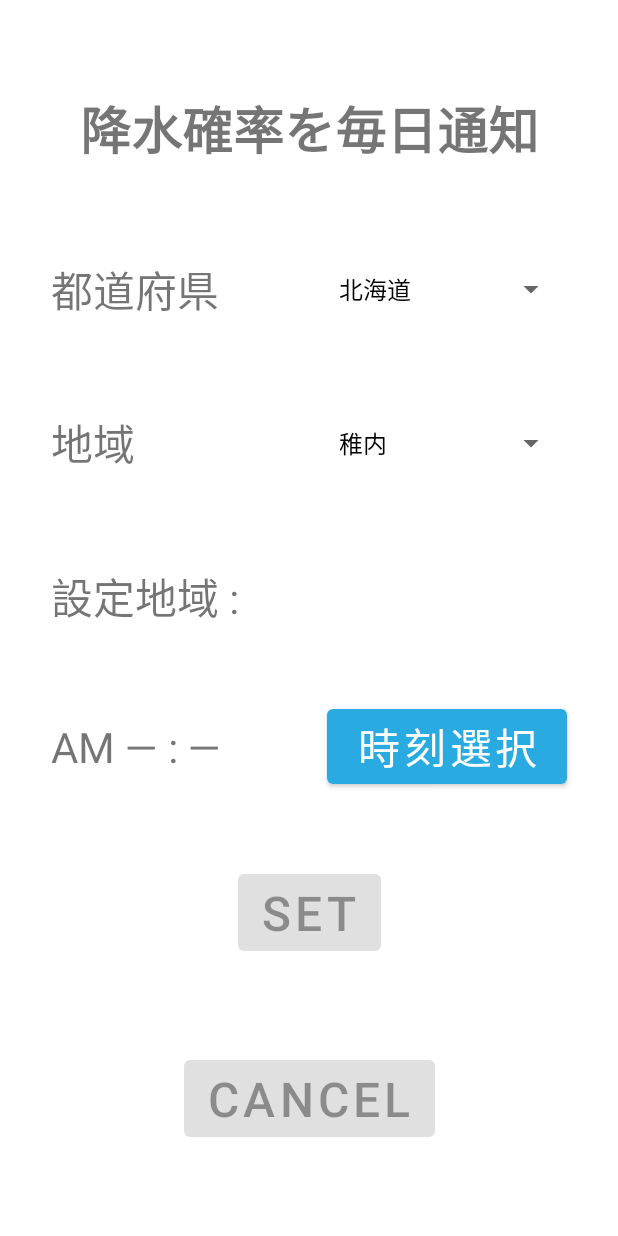
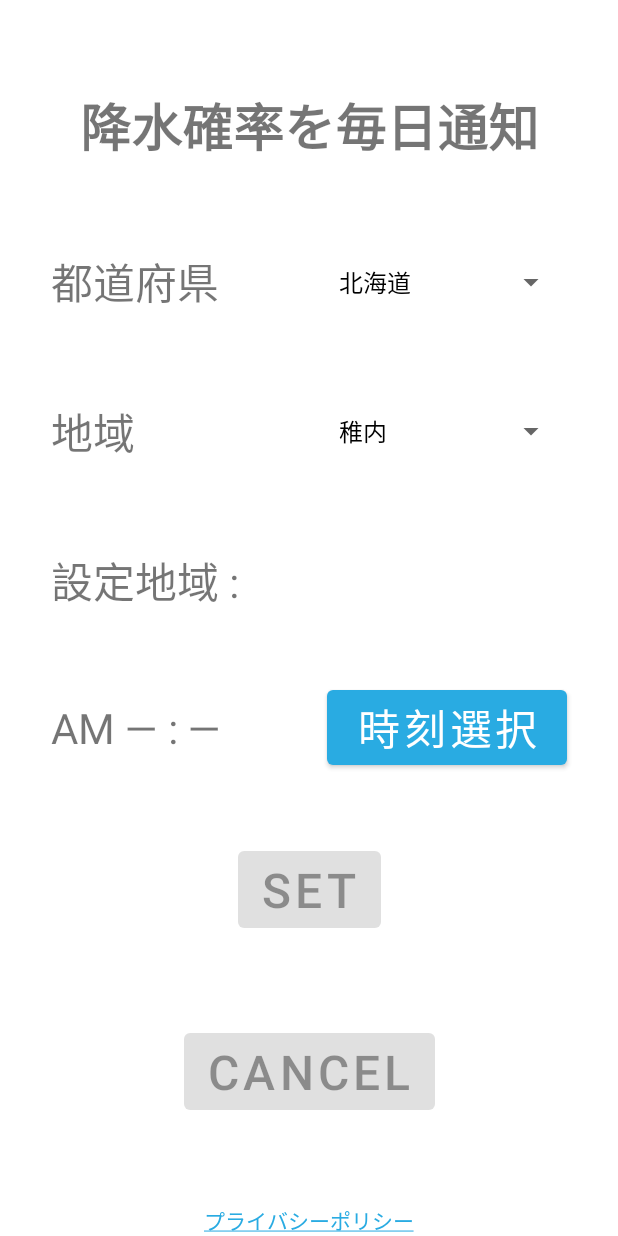
Before and after one commit to izm-o/UmbrellaApp, an Android app: the screen it shows after launch (MainActivity), on a phone screen of 412 x 824 dp. Run offline under Robolectric (Android 15) with nearby library versions, the phone set to English and light mode, and no system bars.

Commit message:
プライバシーポリシーのリンクを追加。付随してthemes.xml内のカラー変更。

```diff
--- a/app/src/main/java/io/github/izm_o/umbrellaapp/MainActivity.kt
+++ b/app/src/main/java/io/github/izm_o/umbrellaapp/MainActivity.kt
@@ -9,6 +9,7 @@ import android.content.Intent
 import android.os.Build
 import androidx.appcompat.app.AppCompatActivity
 import android.os.Bundle
+import android.text.method.LinkMovementMethod
 import android.view.View
 import android.widget.*
 import io.github.izm_o.umbrellaapp.databinding.ActivityMainBinding
@@ -48,6 +49,9 @@ class MainActivity : AppCompatActivity(), AdapterView.OnItemSelectedListener {
         )
         binding.spinner1.adapter = adapter1
         binding.spinner1.onItemSelectedListener = this
+
+        //プライバシーポリシーのリンク
+        binding.privacyPolicy.movementMethod = LinkMovementMethod.getInstance()
 
         //アプリ終了時に保存したデータの呼び出し
         val sharedPref = getSharedPreferences(
--- a/app/src/main/res/layout/activity_main.xml
+++ b/app/src/main/res/layout/activity_main.xml
@@ -134,10 +134,19 @@
         android:layout_height="wrap_content"
         android:text="@string/cancel"
         android:textSize="32sp"
-        app:layout_constraintBottom_toBottomOf="parent"
+        app:layout_constraintBottom_toTopOf="@+id/privacyPolicy"
         app:layout_constraintEnd_toEndOf="parent"
         app:layout_constraintHorizontal_bias="0.5"
         app:layout_constraintStart_toStartOf="parent"
         app:layout_constraintTop_toBottomOf="@+id/setAlarmBtn" />
 
+    <TextView
+        android:id="@+id/privacyPolicy"
+        android:layout_width="wrap_content"
+        android:layout_height="wrap_content"
+        android:text="@string/privacy_policy"
+        app:layout_constraintBottom_toBottomOf="parent"
+        app:layout_constraintEnd_toEndOf="parent"
+        app:layout_constraintStart_toStartOf="parent" />
+
 </androidx.constraintlayout.widget.ConstraintLayout>
--- a/app/src/main/res/values-night/themes.xml
+++ b/app/src/main/res/values-night/themes.xml
@@ -6,8 +6,8 @@
         <item name="colorPrimaryVariant">@color/night_light_blue</item><!-- デフォルト purple_700 -->
         <item name="colorOnPrimary">@color/black</item>
         <!-- Secondary brand color. -->
-        <item name="colorSecondary">@color/teal_200</item>
-        <item name="colorSecondaryVariant">@color/teal_200</item>
+        <item name="colorSecondary">@color/night_light_blue</item><!-- デフォルト teal_200 -->
+        <item name="colorSecondaryVariant">@color/night_light_blue</item><!-- デフォルト teal_200 -->
         <item name="colorOnSecondary">@color/black</item>
         <!-- Status bar color. -->
         <item name="android:statusBarColor">?attr/colorPrimaryVariant</item>
--- a/app/src/main/res/values/strings.xml
+++ b/app/src/main/res/values/strings.xml
@@ -9,6 +9,7 @@
     <string name="select_time">時刻選択</string>
     <string name="set">Set</string>
     <string name="cancel">Cancel</string>
+    <string name="privacy_policy"><a href="https://lab316.github.io/app-static-page/ja/privacy.html?company=izm-o&amp;email=izm.o.and.app@gmail.com&amp;department=&amp;address=">プライバシーポリシー</a></string>
     <!-- activity_destination.xml -->
     <string name="destination_title">本日の降水確率</string>
     <string name="time1">0～6時 :</string>
--- a/app/src/main/res/values/themes.xml
+++ b/app/src/main/res/values/themes.xml
@@ -6,8 +6,8 @@
         <item name="colorPrimaryVariant">@color/light_blue</item><!-- デフォルト purple_700 -->
         <item name="colorOnPrimary">@color/white</item>
         <!-- Secondary brand color. -->
-        <item name="colorSecondary">@color/teal_200</item>
-        <item name="colorSecondaryVariant">@color/teal_700</item>
+        <item name="colorSecondary">@color/light_blue</item><!-- デフォルト teal_200 -->
+        <item name="colorSecondaryVariant">@color/light_blue</item><!-- デフォルト teal_700 -->
         <item name="colorOnSecondary">@color/black</item>
         <!-- Status bar color. -->
         <item name="android:statusBarColor">?attr/colorPrimaryVariant</item>
```
